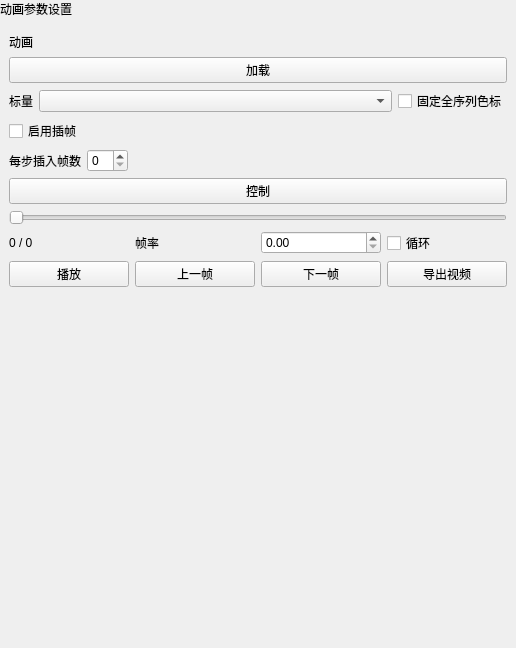
Before: the Qt Designer form plugins/Base_PostProcessing/AnimationAviWidget.ui in asd977/base_cae, drawn with Qt 5.
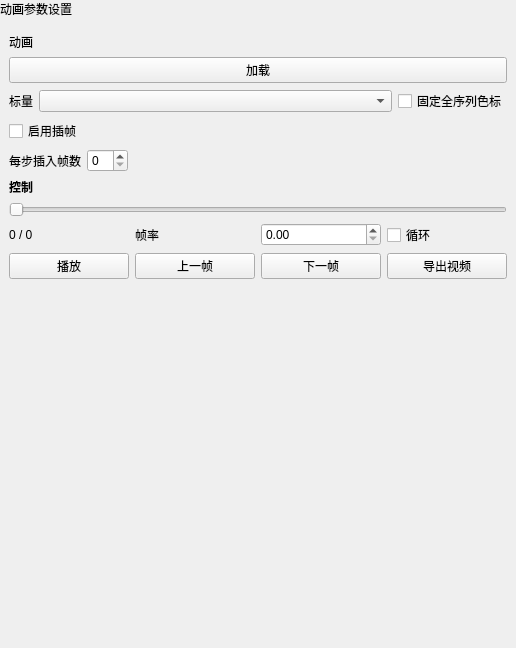
After: the same form once the commit is applied.

```diff
--- a/plugins/Base_PostProcessing/AnimationAviWidget.ui
+++ b/plugins/Base_PostProcessing/AnimationAviWidget.ui
@@ -222,7 +222,16 @@
       </widget>
      </item>
      <item>
-      <widget class="QPushButton" name="pushButton_2">
+      <widget class="QLabel" name="pushButton_2">
+       <property name="font">
+        <font>
+         <weight>75</weight>
+         <bold>true</bold>
+        </font>
+       </property>
+       <property name="margin">
+        <number>2</number>
+       </property>
        <property name="text">
         <string>控制</string>
        </property>
```
